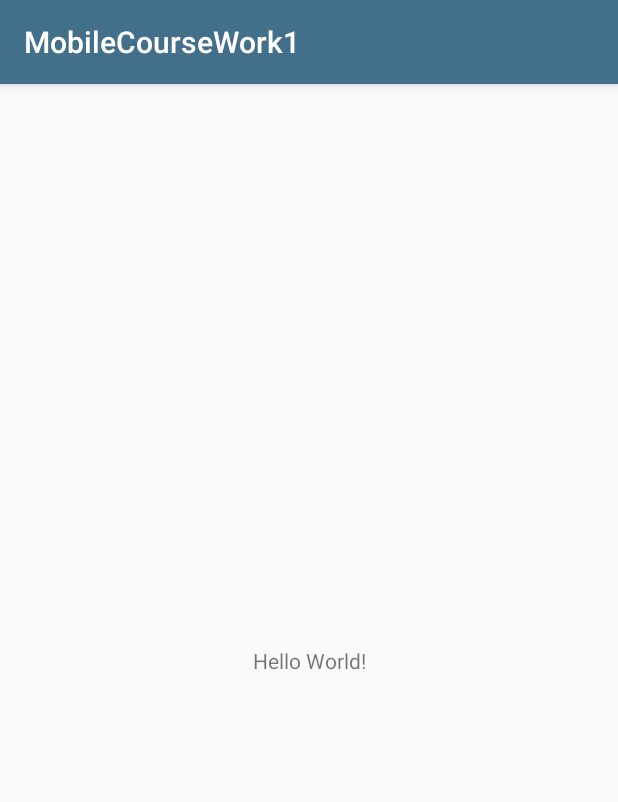
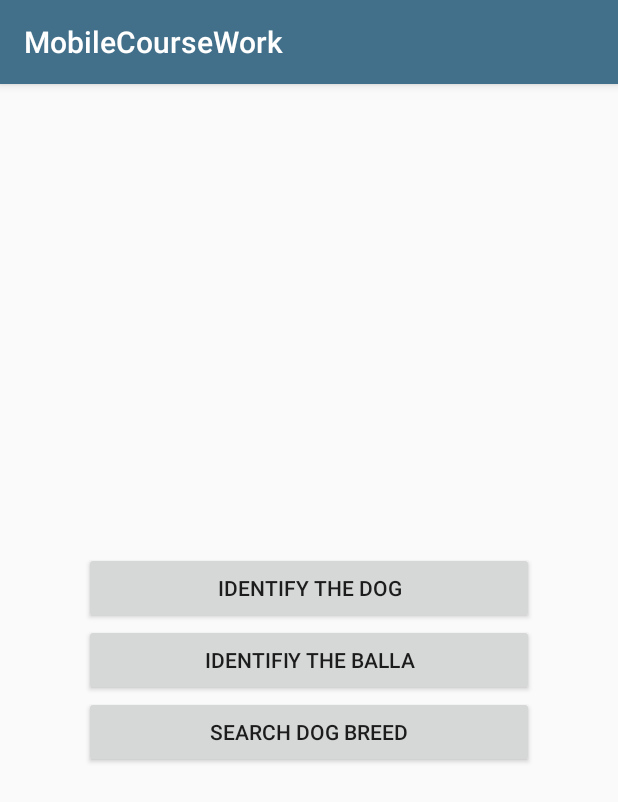
Before and after one commit to v15a1/Pawws, an Android app: the screen it shows after launch (MainActivity), on a phone screen of 412 x 824 dp. Shown: the top 802 px of the screen. Run offline under Robolectric (Android 15) with nearby library versions, the phone set to English and light mode, and no system bars.

Commit message:
added splash screen

```diff
--- a/app/build.gradle
+++ b/app/build.gradle
@@ -5,7 +5,7 @@ android {
     buildToolsVersion "29.0.3"
     defaultConfig {
         applicationId "com.visal.mobilecoursework1"
-        minSdkVersion 15
+        minSdkVersion 17
         targetSdkVersion 29
         versionCode 1
         versionName "1.0"
@@ -23,6 +23,7 @@ dependencies {
     implementation fileTree(dir: 'libs', include: ['*.jar'])
     implementation 'androidx.appcompat:appcompat:1.1.0'
     implementation 'androidx.constraintlayout:constraintlayout:1.1.3'
+    implementation 'com.google.android.material:material:1.1.0'
     testImplementation 'junit:junit:4.12'
     androidTestImplementation 'androidx.test.ext:junit:1.1.1'
     androidTestImplementation 'androidx.test.espresso:espresso-core:3.2.0'
--- a/app/src/main/java/com/visal/mobilecoursework1/SplashScreen.java
+++ b/app/src/main/java/com/visal/mobilecoursework1/SplashScreen.java
@@ -20,6 +20,6 @@ public class SplashScreen extends AppCompatActivity {
                 startActivity(intent);
                 finish();
             }
-        }, 2000);
+        }, 1500);
     }
 }
--- a/app/src/main/res/layout/activity_main.xml
+++ b/app/src/main/res/layout/activity_main.xml
@@ -6,13 +6,32 @@
     android:layout_height="match_parent"
     tools:context=".MainActivity">
 
-    <TextView
-        android:layout_width="wrap_content"
+
+    <Button
+        android:id="@+id/identify_breed_button"
+        android:layout_width="300sp"
         android:layout_height="wrap_content"
-        android:text="Hello World!"
+        android:text="Identifiy the balla"
         app:layout_constraintBottom_toBottomOf="parent"
-        app:layout_constraintLeft_toLeftOf="parent"
-        app:layout_constraintRight_toRightOf="parent"
+        app:layout_constraintEnd_toEndOf="parent"
+        app:layout_constraintStart_toStartOf="parent"
         app:layout_constraintTop_toTopOf="parent" />
 
+    <Button
+        android:id="@+id/identify_dog_button"
+        android:layout_width="300sp"
+        android:layout_height="wrap_content"
+        android:text="Identify the dog"
+        app:layout_constraintBottom_toTopOf="@+id/identify_breed_button"
+        app:layout_constraintEnd_toEndOf="parent"
+        app:layout_constraintStart_toStartOf="parent" />
+
+    <Button
+        android:id="@+id/search_breed_button"
+        android:layout_width="300sp"
+        android:layout_height="wrap_content"
+        android:text="Search dog breed"
+        app:layout_constraintEnd_toEndOf="parent"
+        app:layout_constraintStart_toStartOf="parent"
+        app:layout_constraintTop_toBottomOf="@+id/identify_breed_button" />
 </androidx.constraintlayout.widget.ConstraintLayout>
--- a/app/src/main/res/values/strings.xml
+++ b/app/src/main/res/values/strings.xml
@@ -1,3 +1,3 @@
 <resources>
-    <string name="app_name">MobileCourseWork1</string>
+    <string name="app_name">MobileCourseWork</string>
 </resources>
```
